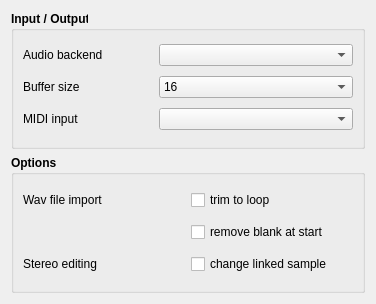
This is sources/context/interface/configsectiongeneral.ui in davy7125/polyphone as Qt 5 draws it before an edit. The edited form follows.
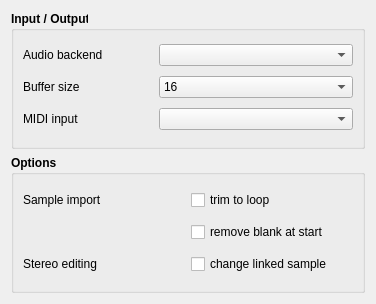
This is the edited form.

Diff of the .ui file:
```diff
--- a/sources/context/interface/configsectiongeneral.ui
+++ b/sources/context/interface/configsectiongeneral.ui
@@ -175,7 +175,7 @@
          </font>
         </property>
         <property name="text">
-         <string>Wav file import</string>
+         <string>Sample import</string>
         </property>
        </widget>
       </item>
```
